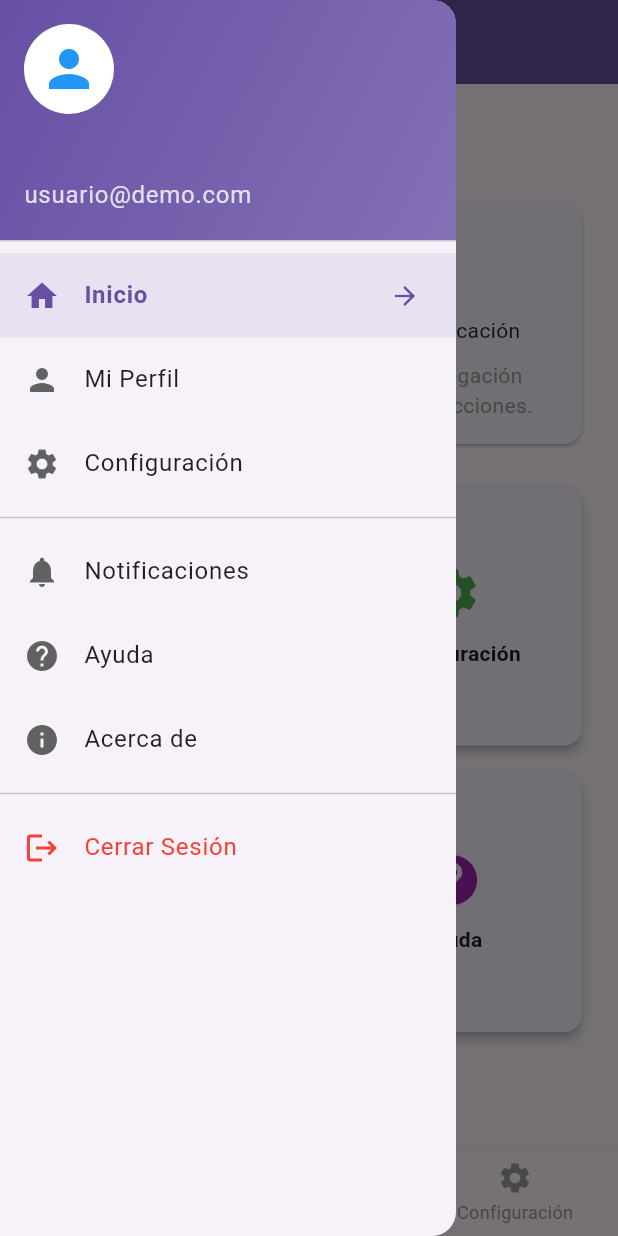
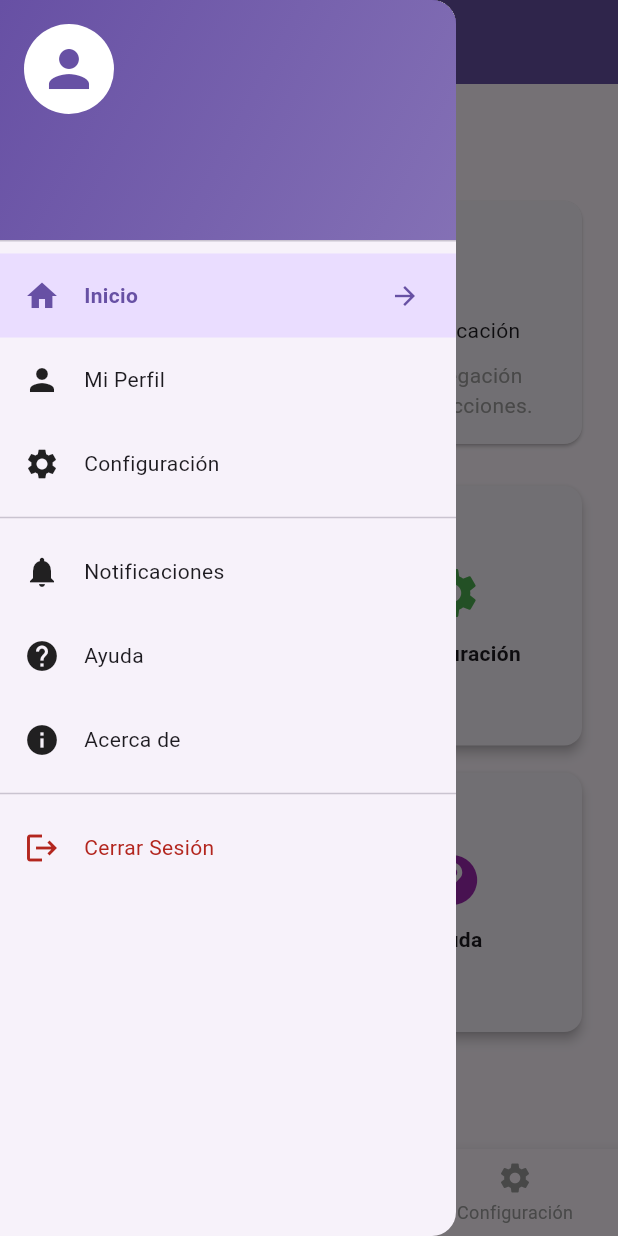
Before and after one commit to afavila10/ActividadFlutter2, a Flutter app: the HomeScreen screen opened directly with empty values, after a tap on the "menu" icon, on a phone screen of 412 x 824 dp. Run offline on Flutter 3.47's test engine with Material 3 defaults, Android fonts, the phone set to English and light mode, and no system bars.

Commit message:
Theme in Navigation_Drawer
new changes, backgroundColor in list of items in Navigation_Drawer

```diff
--- a/application_login_flutter-master/lib/settings/settings.dart
+++ b/application_login_flutter-master/lib/settings/settings.dart
@@ -1,7 +1,6 @@
 import 'package:flutter/material.dart';
 import 'package:provider/provider.dart';
 import '../providers/theme_provider.dart';
-import '../widgets/appbar.dart';
 
 class SettingsPage extends StatelessWidget {
   final String username;
@@ -130,18 +129,19 @@ class SettingsPage extends StatelessWidget {
 
   @override
   Widget build(BuildContext context) {
+    final theme = Theme.of(context);
     return Scaffold(
       appBar: AppBar(
-        title: const Column(
+        title: Column(
           crossAxisAlignment: CrossAxisAlignment.start,
           children: [
             Text(
               'Configuración',
-              style: TextStyle(fontSize: 18, color: Colors.white),
+              selectionColor: theme.primaryColor,
             ),
           ],
         ),
-        //backgroundColor: const Color.fromARGB(255, 103, 80, 164),
+        backgroundColor: const Color.fromARGB(255, 103, 80, 164),
       ),
       body: ListView(
         children: [
--- a/application_login_flutter-master/lib/widgets/navigation_drawer.dart
+++ b/application_login_flutter-master/lib/widgets/navigation_drawer.dart
@@ -17,81 +17,83 @@ class CustomDrawer extends StatelessWidget {
 
   @override
   Widget build(BuildContext context) {
+    final theme = Theme.of(context);
     return Drawer(
       child: ListView(
         padding: EdgeInsets.zero,
         children: [
           _buildHeader(context),
-          _buildMenuItems(context),
+          _buildMenuItems(context, theme),
         ],
       ),
     );
   }
 
   Widget _buildHeader(BuildContext context) {
+    final theme = Theme.of(context);
+
     return DrawerHeader(
       decoration: BoxDecoration(
-        color: Theme.of(context).primaryColor,
         gradient: LinearGradient(
           begin: Alignment.topLeft,
           end: Alignment.bottomRight,
-          colors: [
-            Theme.of(context).primaryColor,
-            Theme.of(context).primaryColor.withOpacity(0.8),
-          ],
+      colors: [
+        theme.primaryColor,
+        theme.primaryColor.withAlpha((0.8 * 255).round()),
+      ],
         ),
       ),
       child: Column(
         crossAxisAlignment: CrossAxisAlignment.start,
         children: [
-          const CircleAvatar(
+          CircleAvatar(
             radius: 30,
-            backgroundColor: Colors.white,
+            backgroundColor: theme.colorScheme.onPrimary,
             child: Icon(
               Icons.person,
               size: 40,
-              color: Colors.blue,
+              color: theme.primaryColor,
             ),
           ),
           const SizedBox(height: 15),
           Text(
             username,
-            style: const TextStyle(
-              color: Colors.white,
+      style: theme.textTheme.bodyLarge?.copyWith(
+              color: theme.colorScheme.onPrimary,
               fontSize: 18,
               fontWeight: FontWeight.bold,
             ),
           ),
-          Text(
+          /*Text(
             'usuario@demo.com',
-            style: TextStyle(
-              color: Colors.white.withOpacity(0.8),
+      style: theme.textTheme.bodyMedium?.copyWith(
+              color: theme.colorScheme.onPrimary.withAlpha((0.8 * 255).round()),
             ),
-          ),
+          ),*/
         ],
       ),
     );
   }
 
-  Widget _buildMenuItems(BuildContext context) {
+  Widget _buildMenuItems(BuildContext context, ThemeData theme) {
     return Column(
       children: [
         _buildListTile(
-          context,
+          context, theme,
           Icons.home,
           'Inicio',
           0,
           currentIndex == 0,
         ),
         _buildListTile(
-          context,
+          context, theme,
           Icons.person,
           'Mi Perfil',
           1,
           currentIndex == 1,
         ),
         _buildListTile(
-          context,
+          context,theme,
           Icons.settings,
           'Configuración',
           2,
@@ -99,70 +101,72 @@ class CustomDrawer extends StatelessWidget {
         ),
         const Divider(),
         _buildListTile(
-          context,
+          context, theme,
           Icons.notifications,
           'Notificaciones',
           3,
           false,
         ),
         _buildListTile(
-          context,
+          context,theme,
           Icons.help,
           'Ayuda',
           4,
           false,
         ),
         _buildListTile(
-          context,
+          context,theme,
           Icons.info,
           'Acerca de',
           5,
           false,
         ),
         const Divider(),
-        _buildLogoutTile(context),
+        _buildLogoutTile(context, theme,),
       ],
     );
   }
 
   Widget _buildListTile(
     BuildContext context,
+    ThemeData theme,
     IconData icon,
     String title,
     int index,
     bool isSelected,
   ) {
+    final color = isSelected ? theme.primaryColor : theme.iconTheme.color;
+
     return ListTile(
       leading: Icon(
         icon,
-        color: isSelected ? Theme.of(context).primaryColor : Colors.grey[700],
-      ),
-      title: Text(
-        title,
-        style: TextStyle(
-          fontWeight: isSelected ? FontWeight.bold : FontWeight.normal,
-          color: isSelected ? Theme.of(context).primaryColor : Colors.black87,
-        ),
+        color: color),
+        title: Text(
+          title,
+          style: theme.textTheme.bodyMedium?.copyWith(
+          fontWeight: isSelected ? FontWeight.bold :FontWeight.normal,
+          color: isSelected ? theme.primaryColor : theme.textTheme.bodyMedium?.color,
+        )
       ),
       trailing: isSelected
           ? Icon(
               Icons.arrow_forward,
-              color: Theme.of(context).primaryColor,
+              color: theme.primaryColor,
               size: 20,
             )
           : null,
       onTap: () => onItemSelected(index),
       selected: isSelected,
-      selectedTileColor: Theme.of(context).primaryColor.withOpacity(0.1),
+      selectedTileColor: theme.colorScheme.primaryContainer,
     );
   }
 
-  Widget _buildLogoutTile(BuildContext context) {
+  Widget _buildLogoutTile(BuildContext context, ThemeData theme) {
     return ListTile(
-      leading: const Icon(Icons.logout, color: Colors.red),
-      title: const Text(
+      leading: Icon(Icons.logout, color: theme.colorScheme.error),
+      title: Text(
         'Cerrar Sesión',
-        style: TextStyle(color: Colors.red),
+        style: theme.textTheme.bodyMedium?.copyWith(color: theme.colorScheme.error),
       ),
       onTap: () {
         Navigator.pop(context); // Cerrar el drawer
```
